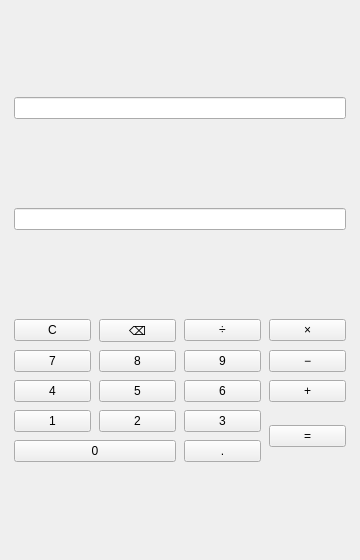
Before: the Qt Designer form calculator.ui in wewe404/qt-, drawn with Qt 5.
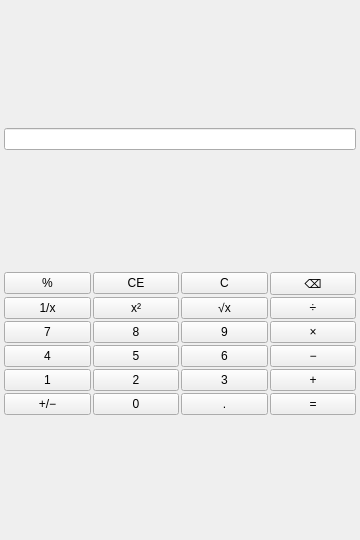
After: the same form once the commit is applied.

Commit message: 按 Windows 计算器布局完善界面：补齐 %、CE、1/x、x²、√x、+/− 按键与一元运算

```diff
--- a/calculator.ui
+++ b/calculator.ui
@@ -7,7 +7,7 @@
     <x>0</x>
     <y>0</y>
     <width>360</width>
-    <height>560</height>
+    <height>540</height>
    </rect>
   </property>
   <property name="minimumSize">
@@ -22,33 +22,20 @@
   <widget class="QWidget" name="centralwidget">
    <layout class="QVBoxLayout" name="mainLayout">
     <property name="spacing">
-     <number>10</number>
+     <number>2</number>
     </property>
     <property name="leftMargin">
-     <number>14</number>
+     <number>4</number>
     </property>
     <property name="topMargin">
-     <number>18</number>
+     <number>8</number>
     </property>
     <property name="rightMargin">
-     <number>14</number>
+     <number>4</number>
     </property>
     <property name="bottomMargin">
-     <number>18</number>
+     <number>4</number>
     </property>
-    <item>
-     <widget class="QLineEdit" name="expressionDisplay">
-      <property name="readOnly">
-       <bool>true</bool>
-      </property>
-      <property name="focusPolicy">
-       <enum>Qt::NoFocus</enum>
-      </property>
-      <property name="alignment">
-       <set>Qt::AlignmentFlag::AlignRight|Qt::AlignmentFlag::AlignTrailing|Qt::AlignmentFlag::AlignVCenter</set>
-      </property>
-     </widget>
-    </item>
     <item>
      <widget class="QLineEdit" name="display">
       <property name="readOnly">
@@ -68,12 +55,32 @@
     <item>
      <layout class="QGridLayout" name="buttonLayout">
       <property name="horizontalSpacing">
-       <number>8</number>
+       <number>2</number>
       </property>
       <property name="verticalSpacing">
-       <number>8</number>
+       <number>2</number>
       </property>
       <item row="0" column="0">
+       <widget class="QPushButton" name="percentButton">
+        <property name="focusPolicy">
+         <enum>Qt::NoFocus</enum>
+        </property>
+        <property name="text">
+         <string>%</string>
+        </property>
+       </widget>
+      </item>
+      <item row="0" column="1">
+       <widget class="QPushButton" name="clearEntryButton">
+        <property name="focusPolicy">
+         <enum>Qt::NoFocus</enum>
+        </property>
+        <property name="text">
+         <string>CE</string>
+        </property>
+       </widget>
+      </item>
+      <item row="0" column="2">
        <widget class="QPushButton" name="clearButton">
         <property name="focusPolicy">
          <enum>Qt::NoFocus</enum>
@@ -83,7 +90,7 @@
         </property>
        </widget>
       </item>
-      <item row="0" column="1">
+      <item row="0" column="3">
        <widget class="QPushButton" name="backspaceButton">
         <property name="focusPolicy">
          <enum>Qt::NoFocus</enum>
@@ -93,7 +100,37 @@
         </property>
        </widget>
       </item>
-      <item row="0" column="2">
+      <item row="1" column="0">
+       <widget class="QPushButton" name="reciprocalButton">
+        <property name="focusPolicy">
+         <enum>Qt::NoFocus</enum>
+        </property>
+        <property name="text">
+         <string>1/x</string>
+        </property>
+       </widget>
+      </item>
+      <item row="1" column="1">
+       <widget class="QPushButton" name="squareButton">
+        <property name="focusPolicy">
+         <enum>Qt::NoFocus</enum>
+        </property>
+        <property name="text">
+         <string>x²</string>
+        </property>
+       </widget>
+      </item>
+      <item row="1" column="2">
+       <widget class="QPushButton" name="squareRootButton">
+        <property name="focusPolicy">
+         <enum>Qt::NoFocus</enum>
+        </property>
+        <property name="text">
+         <string>√x</string>
+        </property>
+       </widget>
+      </item>
+      <item row="1" column="3">
        <widget class="QPushButton" name="divideButton">
         <property name="focusPolicy">
          <enum>Qt::NoFocus</enum>
@@ -103,17 +140,7 @@
         </property>
        </widget>
       </item>
-      <item row="0" column="3">
-       <widget class="QPushButton" name="multiplyButton">
-        <property name="focusPolicy">
-         <enum>Qt::NoFocus</enum>
-        </property>
-        <property name="text">
-         <string>×</string>
-        </property>
-       </widget>
-      </item>
-      <item row="1" column="0">
+      <item row="2" column="0">
        <widget class="QPushButton" name="digit7Button">
         <property name="focusPolicy">
          <enum>Qt::NoFocus</enum>
@@ -123,7 +150,7 @@
         </property>
        </widget>
       </item>
-      <item row="1" column="1">
+      <item row="2" column="1">
        <widget class="QPushButton" name="digit8Button">
         <property name="focusPolicy">
          <enum>Qt::NoFocus</enum>
@@ -133,7 +160,7 @@
         </property>
        </widget>
       </item>
-      <item row="1" column="2">
+      <item row="2" column="2">
        <widget class="QPushButton" name="digit9Button">
         <property name="focusPolicy">
          <enum>Qt::NoFocus</enum>
@@ -143,17 +170,17 @@
         </property>
        </widget>
       </item>
-      <item row="1" column="3">
-       <widget class="QPushButton" name="subtractButton">
+      <item row="2" column="3">
+       <widget class="QPushButton" name="multiplyButton">
         <property name="focusPolicy">
          <enum>Qt::NoFocus</enum>
         </property>
         <property name="text">
-         <string>−</string>
+         <string>×</string>
         </property>
        </widget>
       </item>
-      <item row="2" column="0">
+      <item row="3" column="0">
        <widget class="QPushButton" name="digit4Button">
         <property name="focusPolicy">
          <enum>Qt::NoFocus</enum>
@@ -163,7 +190,7 @@
         </property>
        </widget>
       </item>
-      <item row="2" column="1">
+      <item row="3" column="1">
        <widget class="QPushButton" name="digit5Button">
         <property name="focusPolicy">
          <enum>Qt::NoFocus</enum>
@@ -173,7 +200,7 @@
         </property>
        </widget>
       </item>
-      <item row="2" column="2">
+      <item row="3" column="2">
        <widget class="QPushButton" name="digit6Button">
         <property name="focusPolicy">
          <enum>Qt::NoFocus</enum>
@@ -183,17 +210,17 @@
         </property>
        </widget>
       </item>
-      <item row="2" column="3">
-       <widget class="QPushButton" name="addButton">
+      <item row="3" column="3">
+       <widget class="QPushButton" name="subtractButton">
         <property name="focusPolicy">
          <enum>Qt::NoFocus</enum>
         </property>
         <property name="text">
-         <string>+</string>
+         <string>−</string>
         </property>
        </widget>
       </item>
-      <item row="3" column="0">
+      <item row="4" column="0">
        <widget class="QPushButton" name="digit1Button">
         <property name="focusPolicy">
          <enum>Qt::NoFocus</enum>
@@ -203,7 +230,7 @@
         </property>
        </widget>
       </item>
-      <item row="3" column="1">
+      <item row="4" column="1">
        <widget class="QPushButton" name="digit2Button">
         <property name="focusPolicy">
          <enum>Qt::NoFocus</enum>
@@ -213,7 +240,7 @@
         </property>
        </widget>
       </item>
-      <item row="3" column="2">
+      <item row="4" column="2">
        <widget class="QPushButton" name="digit3Button">
         <property name="focusPolicy">
          <enum>Qt::NoFocus</enum>
@@ -223,17 +250,27 @@
         </property>
        </widget>
       </item>
-      <item row="3" column="3" rowspan="2">
-       <widget class="QPushButton" name="equalsButton">
+      <item row="4" column="3">
+       <widget class="QPushButton" name="addButton">
         <property name="focusPolicy">
          <enum>Qt::NoFocus</enum>
         </property>
         <property name="text">
-         <string>=</string>
+         <string>+</string>
         </property>
        </widget>
       </item>
-      <item row="4" column="0" colspan="2">
+      <item row="5" column="0">
+       <widget class="QPushButton" name="signButton">
+        <property name="focusPolicy">
+         <enum>Qt::NoFocus</enum>
+        </property>
+        <property name="text">
+         <string>+/−</string>
+        </property>
+       </widget>
+      </item>
+      <item row="5" column="1">
        <widget class="QPushButton" name="digit0Button">
         <property name="focusPolicy">
          <enum>Qt::NoFocus</enum>
@@ -243,7 +280,7 @@
         </property>
        </widget>
       </item>
-      <item row="4" column="2">
+      <item row="5" column="2">
        <widget class="QPushButton" name="decimalButton">
         <property name="focusPolicy">
          <enum>Qt::NoFocus</enum>
@@ -253,6 +290,16 @@
         </property>
        </widget>
       </item>
+      <item row="5" column="3">
+       <widget class="QPushButton" name="equalsButton">
+        <property name="focusPolicy">
+         <enum>Qt::NoFocus</enum>
+        </property>
+        <property name="text">
+         <string>=</string>
+        </property>
+       </widget>
+      </item>
      </layout>
     </item>
    </layout>
```
The commit also changes 4 other files.
